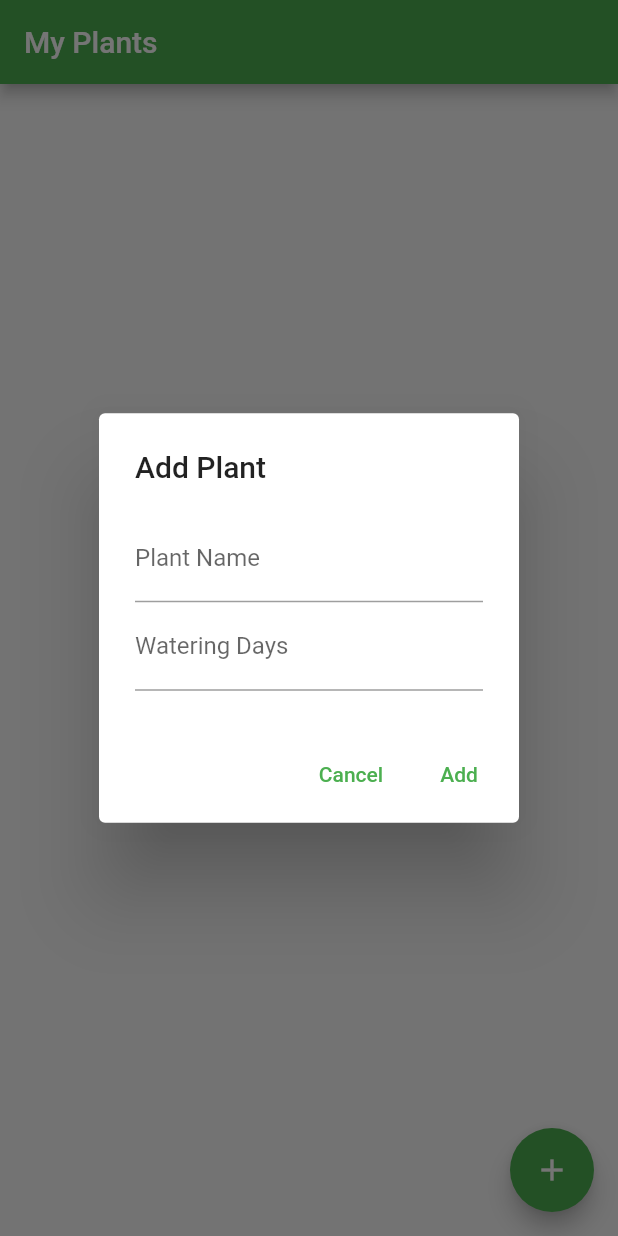
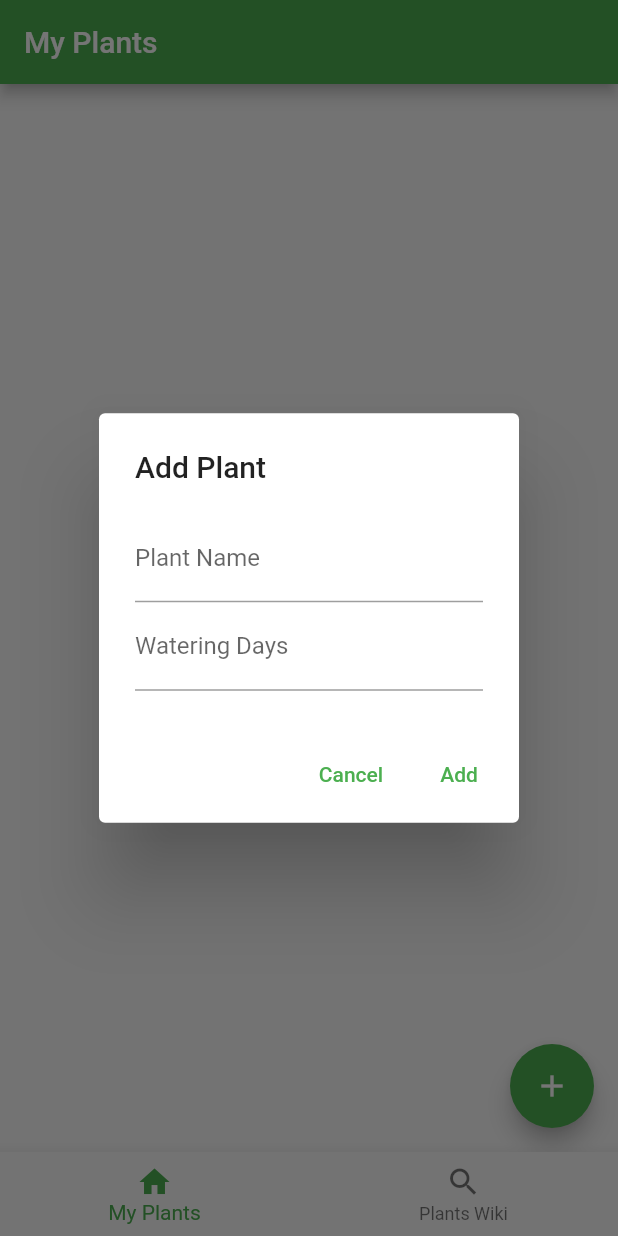
Before and after one commit to szymonkorbiel/floralhelper, a Flutter app: the screen it shows after launch, after a tap on the "add" icon, on a phone screen of 412 x 824 dp. Run offline on Flutter 3.47's test engine with Material 2 defaults, Android fonts, the phone set to English and light mode, and no system bars.

Commit message:
Add new files

```diff
--- a/lib/main.dart
+++ b/lib/main.dart
@@ -1,63 +1,161 @@
 import 'package:flutter/material.dart';
-import 'dart:async';
+import 'package:intl/intl.dart' as intl;
+import 'package:provider/provider.dart';
 
-void main() => runApp(MyApp());
+void main() {
+  runApp(MyApp());
+}
 
 class MyApp extends StatelessWidget {
   @override
   Widget build(BuildContext context) {
-    return MaterialApp(
-      title: 'Plant Care App',
-      theme: ThemeData(
-        primarySwatch: Colors.green,
+    return ChangeNotifierProvider(
+      create: (context) => PlantProvider(),
+      child: MaterialApp(
+        title: 'Plant Care App',
+        theme: ThemeData(
+          primarySwatch: Colors.green,
+        ),
+        home: PlantScreenManager(),
       ),
-      home: PlantListScreen(),
     );
   }
 }
 
-class PlantListScreen extends StatefulWidget {
-  @override
-  _PlantListScreenState createState() => _PlantListScreenState();
+class PlantProvider with ChangeNotifier {
+  List<Plant> _plants = [];
+
+  List<Plant> get plants => _plants;
+
+  void addPlant(Plant plant) {
+    _plants.add(plant);
+    notifyListeners();
+  }
+
+  void removePlant(Plant plant) {
+    _plants.remove(plant);
+    notifyListeners();
+  }
+
+  String? getBackgroundImageUrl(String plantName) {
+    final plant = _plants.firstWhere((p) => p.name == plantName, orElse: () => Plant(name: '', wateringFrequency: Duration(days: 7), backgroundImageUrl: 'assets/images/background.jpg'));
+    return plant.backgroundImageUrl;
+  }
 }
 
-class _PlantListScreenState extends State<PlantListScreen> {
-  List<Plant> plants = [];
+class PlantScreenManager extends StatefulWidget {
+  @override
+  _PlantScreenManagerState createState() => _PlantScreenManagerState();
+}
+
+class _PlantScreenManagerState extends State<PlantScreenManager> {
+  int _currentIndex = 0;
+
+  final List<Widget> _screens = [
+    PlantListScreen(),
+    PlantWikiScreen(),
+  ];
 
   @override
   Widget build(BuildContext context) {
+    return Scaffold(
+      body: _screens[_currentIndex],
+      bottomNavigationBar: BottomNavigationBar(
+        currentIndex: _currentIndex,
+        onTap: (index) {
+          setState(() {
+            _currentIndex = index;
+          });
+        },
+        items: [
+          BottomNavigationBarItem(
+            icon: Icon(Icons.home),
+            label: 'My Plants',
+          ),
+          BottomNavigationBarItem(
+            icon: Icon(Icons.search),
+            label: 'Plants Wiki',
+          ),
+        ],
+      ),
+    );
+  }
+}
+
+class PlantListScreen extends StatelessWidget {
+  final Map<String, String> plantImages = {
+    'Paproc': 'assets/images/paproc.jpg',
+    'Inna roślina': 'assets/images/inna_roslinka.jpg',
+    // Dodaj inne nazwy roślin i odpowiadające im adresy URL obrazków
+  };
+
+  @override
+  Widget build(BuildContext context) {
+    final plantProvider = Provider.of<PlantProvider>(context);
+
     return Scaffold(
       appBar: AppBar(
         title: Text('My Plants'),
       ),
       body: ListView.builder(
-        itemCount: plants.length,
+        itemCount: plantProvider.plants.length,
         itemBuilder: (ctx, index) {
-          final plant = plants[index];
-          return ListTile(
-            title: Text(plant.name),
-            subtitle: Text('Next watering: ${plant.getNextWateringDate()}'),
-            onTap: () {
-              _showPlantDetailsDialog(plant);
-            },
+          final plant = plantProvider.plants[index];
+          final intl.DateFormat dateFormat = intl.DateFormat('yyyy-MM-dd');
+          final String nextWateringDate = dateFormat.format(plant.getNextWateringDate());
+          final backgroundImageUrl = plantProvider.getBackgroundImageUrl(plant.name);
+
+          return Container(
+            decoration: BoxDecoration(
+              image: DecorationImage(
+                image: AssetImage(backgroundImageUrl ?? 'assets/images/background.jpg'),
+                fit: BoxFit.cover,
+              ),
+            ),
+            child: Stack(
+              children: [
+                Container(
+                  color: Colors.black.withOpacity(0.7),
+                ),
+                ListTile(
+                  title: Text(
+                    plant.name,
+                    style: TextStyle(
+                      color: Colors.white,
+                      fontWeight: FontWeight.bold,
+                    ),
+                  ),
+                  subtitle: Text(
+                    'Next watering: $nextWateringDate',
+                    style: TextStyle(
+                      color: Colors.white,
+                    ),
+                  ),
+                  onTap: () {
+                    _showPlantDetailsDialog(context, plant);
+                  },
+                ),
+              ],
+            ),
           );
         },
       ),
       floatingActionButton: FloatingActionButton(
         child: Icon(Icons.add),
         onPressed: () {
-          _showAddPlantDialog();
+          _showAddPlantDialog(context);
         },
       ),
     );
   }
 
-  void _showAddPlantDialog() {
+  void _showAddPlantDialog(BuildContext context) {
     showDialog(
       context: context,
       builder: (ctx) {
         String plantName = '';
         int wateringDays = 7;
+
         return AlertDialog(
           title: Text('Add Plant'),
           content: Column(
@@ -92,9 +190,25 @@ class _PlantListScreenState extends State<PlantListScreen> {
             TextButton(
               child: Text('Add'),
               onPressed: () {
-                setState(() {
-                  plants.add(Plant(name: plantName, wateringFrequency: Duration(days: wateringDays)));
-                });
+                final plantProvider = Provider.of<PlantProvider>(context, listen: false);
+                String? imageUrl = plantImages[plantName];
+                if (imageUrl != null) {
+                  plantProvider.addPlant(
+                    Plant(
+                      name: plantName,
+                      wateringFrequency: Duration(days: wateringDays),
+                      backgroundImageUrl: imageUrl,
+                    ),
+                  );
+                } else {
+                  plantProvider.addPlant(
+                    Plant(
+                      name: plantName,
+                      wateringFrequency: Duration(days: wateringDays),
+                      backgroundImageUrl: 'assets/images/background.jpg',
+                    ),
+                  );
+                }
                 Navigator.of(ctx).pop();
               },
             ),
@@ -104,20 +218,42 @@ class _PlantListScreenState extends State<PlantListScreen> {
     );
   }
 
-  void _showPlantDetailsDialog(Plant plant) {
+  void _showPlantDetailsDialog(BuildContext context, Plant plant) {
     showDialog(
       context: context,
       builder: (ctx) {
+        final intl.DateFormat dateFormat = intl.DateFormat('yyyy-MM-dd');
+        final String nextWateringDate = dateFormat.format(plant.getNextWateringDate());
+
         return AlertDialog(
           title: Text(plant.name),
-          content: Text('Next watering: ${plant.getNextWateringDate()}'),
+          content: Stack(
+            children: [
+              Container(
+                decoration: BoxDecoration(
+                  image: DecorationImage(
+                    image: AssetImage(plant.backgroundImageUrl),
+                    fit: BoxFit.cover,
+                  ),
+                ),
+              ),
+              Container(
+                color: Colors.black.withOpacity(0.7),
+              ),
+              Text(
+                'Next watering: $nextWateringDate',
+                style: TextStyle(
+                  color: Colors.white,
+                ),
+              ),
+            ],
+          ),
           actions: [
             IconButton(
               icon: Icon(Icons.delete),
               onPressed: () {
-                setState(() {
-                  plants.remove(plant);
-                });
+                final plantProvider = Provider.of<PlantProvider>(context, listen: false);
+                plantProvider.removePlant(plant);
                 Navigator.of(ctx).pop();
               },
             ),
@@ -128,16 +264,37 @@ class _PlantListScreenState extends State<PlantListScreen> {
   }
 }
 
+class PlantWikiScreen extends StatelessWidget {
+  @override
+  Widget build(BuildContext context) {
+    return Scaffold(
+      appBar: AppBar(
+        title: Text('Plants Wiki'),
+      ),
+      body: Center(
+        child: Text('This is the Plants Wiki screen'),
+      ),
+    );
+  }
+}
+
 class Plant {
   String name;
   Duration wateringFrequency;
   late DateTime lastWateredDate;
+  String backgroundImageUrl;
 
-  Plant({required this.name, this.wateringFrequency = const Duration(days: 7)}) {
+  Plant({
+    required this.name,
+    this.wateringFrequency = const Duration(days: 7),
+    required this.backgroundImageUrl,
+  }) {
     lastWateredDate = DateTime.now();
   }
 
   DateTime getNextWateringDate() {
-    return lastWateredDate.add(wateringFrequency);
+    final nextWateringDateTime = lastWateredDate.add(wateringFrequency);
+    final nextWateringDate = DateTime(nextWateringDateTime.year, nextWateringDateTime.month, nextWateringDateTime.day);
+    return nextWateringDate;
   }
 }
--- a/pubspec.yaml
+++ b/pubspec.yaml
@@ -32,6 +32,9 @@ dependencies:
     sdk: flutter
   flutter_local_notifications: ^14.1.1
   cupertino_icons: ^1.0.2
+  intl: ^0.17.0
+  http: ^0.13.0
+  provider: ^5.0.0
 
 
   # The following adds the Cupertino Icons font to your application.
@@ -54,6 +57,8 @@ dev_dependencies:
 
 # The following section is specific to Flutter packages.
 flutter:
+  assets:
+    - assets/images/
 
   # The following line ensures that the Material Icons font is
   # included with your application, so that you can use the icons in
```
Also changed, not shown: assets/images/background.jpg (added), assets/images/hibiskus.jpg (added), assets/images/inna_roslinka.jpg (added), assets/images/paproc.jpg (added), pubspec.lock.
